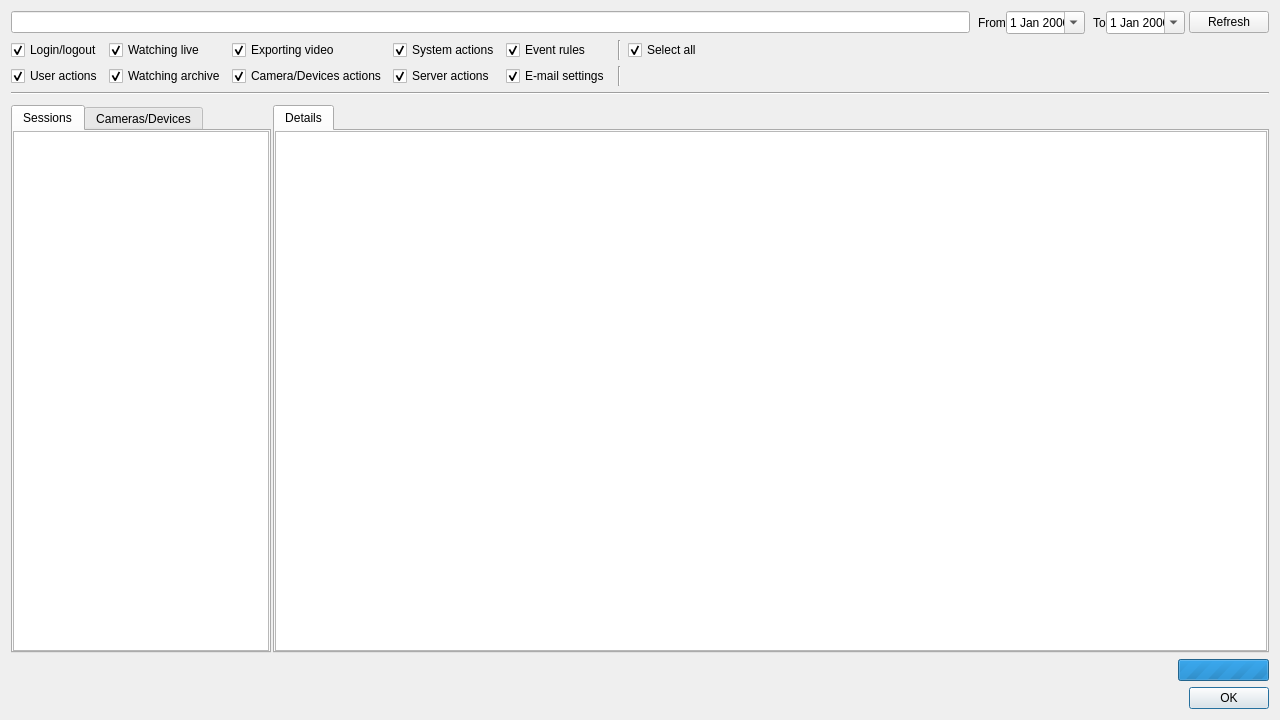
networkoptix/nx_open, file client/src/ui/dialogs/audit_log_dialog.ui: the form before one commit.
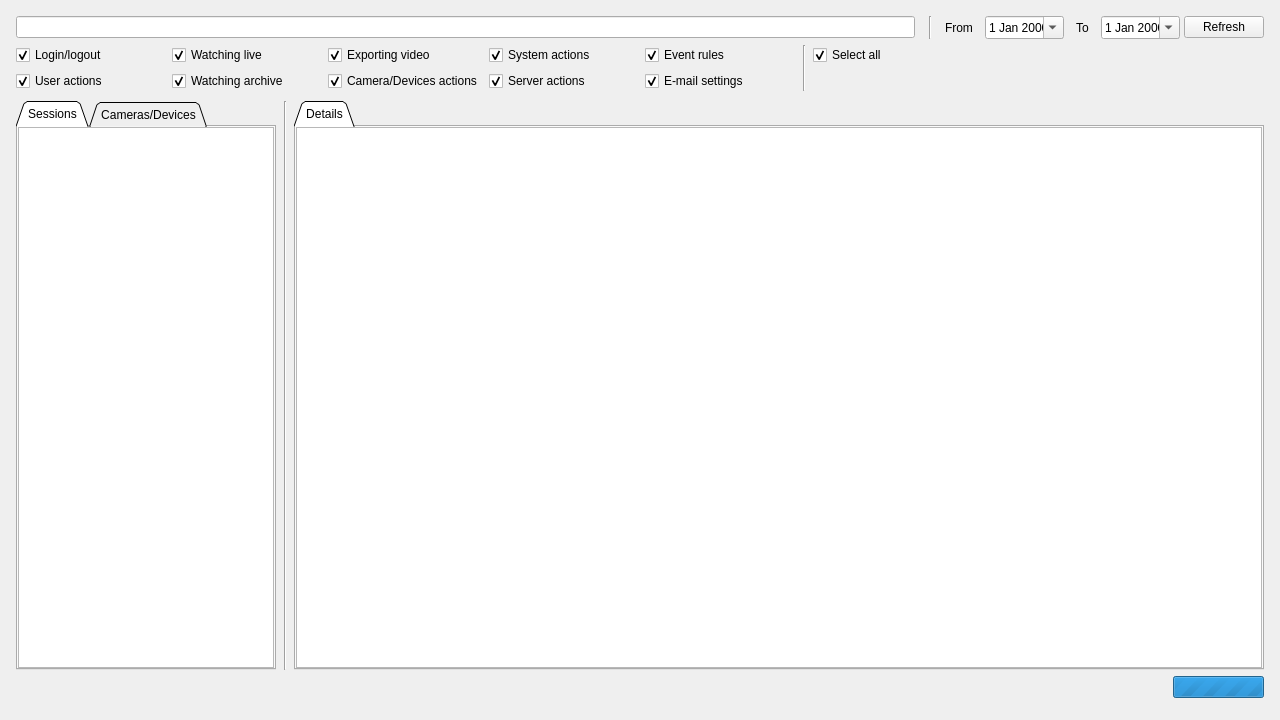
The form after the commit. Custom widgets are drawn as their Qt base class.

Commit message:
VMS-2269: Audit trail window restyling (part 1)
<==== Mercurial data ====>
Branch: dev_3.0.0_gui

```diff
--- a/client/src/ui/dialogs/audit_log_dialog.ui
+++ b/client/src/ui/dialogs/audit_log_dialog.ui
@@ -20,6 +20,18 @@
    <string>Audit Trail</string>
   </property>
   <layout class="QVBoxLayout" name="verticalLayout_4">
+   <property name="leftMargin">
+    <number>16</number>
+   </property>
+   <property name="topMargin">
+    <number>16</number>
+   </property>
+   <property name="rightMargin">
+    <number>16</number>
+   </property>
+   <property name="bottomMargin">
+    <number>16</number>
+   </property>
    <item>
     <layout class="QGridLayout" name="mainGridLayout">
      <property name="horizontalSpacing">
@@ -28,7 +40,7 @@
      <item row="0" column="0">
       <layout class="QGridLayout" name="gridLayout">
        <property name="horizontalSpacing">
-        <number>0</number>
+        <number>12</number>
        </property>
        <item row="0" column="3">
         <widget class="QDateEdit" name="dateEditFrom">
@@ -43,7 +55,7 @@
          </property>
         </widget>
        </item>
-       <item row="0" column="6">
+       <item row="0" column="5">
         <widget class="QDateEdit" name="dateEditTo">
          <property name="wrapping">
           <bool>false</bool>
@@ -57,53 +69,40 @@
         </widget>
        </item>
        <item row="0" column="2">
-        <widget class="QLabel" name="label_3">
+        <widget class="QLabel" name="labelFrom">
          <property name="text">
           <string>From</string>
          </property>
         </widget>
        </item>
-       <item row="0" column="5">
-        <widget class="QLabel" name="label_4">
-         <property name="text">
-          <string>To</string>
-         </property>
-        </widget>
-       </item>
        <item row="0" column="4">
-        <spacer name="horizontalSpacer_4">
-         <property name="orientation">
-          <enum>Qt::Horizontal</enum>
+        <widget class="QLabel" name="labelTo">
+         <property name="text">
+          <string>To</string>
          </property>
-         <property name="sizeType">
-          <enum>QSizePolicy::Fixed</enum>
-         </property>
-         <property name="sizeHint" stdset="0">
-          <size>
-           <width>8</width>
-           <height>20</height>
-          </size>
-         </property>
-        </spacer>
+        </widget>
        </item>
        <item row="0" column="0">
         <widget class="QLineEdit" name="filterLineEdit"/>
        </item>
        <item row="0" column="1">
-        <spacer name="horizontalSpacer">
-         <property name="orientation">
-          <enum>Qt::Horizontal</enum>
-         </property>
-         <property name="sizeType">
-          <enum>QSizePolicy::Fixed</enum>
-         </property>
-         <property name="sizeHint" stdset="0">
+        <widget class="Line" name="verticalLine_3">
+         <property name="minimumSize">
           <size>
-           <width>8</width>
-           <height>20</height>
+           <width>6</width>
+           <height>0</height>
           </size>
          </property>
-        </spacer>
+         <property name="frameShadow">
+          <enum>QFrame::Sunken</enum>
+         </property>
+         <property name="lineWidth">
+          <number>1</number>
+         </property>
+         <property name="orientation">
+          <enum>Qt::Vertical</enum>
+         </property>
+        </widget>
        </item>
       </layout>
      </item>
@@ -129,6 +128,18 @@
     <layout class="QGridLayout" name="gridLayout_2">
      <item row="1" column="0">
       <widget class="QCheckBox" name="checkBoxUsers">
+       <property name="sizePolicy">
+        <sizepolicy hsizetype="Minimum" vsizetype="Fixed">
+         <horstretch>0</horstretch>
+         <verstretch>0</verstretch>
+        </sizepolicy>
+       </property>
+       <property name="minimumSize">
+        <size>
+         <width>150</width>
+         <height>0</height>
+        </size>
+       </property>
        <property name="text">
         <string>User actions</string>
        </property>
@@ -139,6 +150,18 @@
      </item>
      <item row="1" column="1">
       <widget class="QCheckBox" name="checkBoxArchive">
+       <property name="sizePolicy">
+        <sizepolicy hsizetype="Minimum" vsizetype="Fixed">
+         <horstretch>0</horstretch>
+         <verstretch>0</verstretch>
+        </sizepolicy>
+       </property>
+       <property name="minimumSize">
+        <size>
+         <width>150</width>
+         <height>0</height>
+        </size>
+       </property>
        <property name="text">
         <string>Watching archive</string>
        </property>
@@ -149,6 +172,18 @@
      </item>
      <item row="0" column="2">
       <widget class="QCheckBox" name="checkBoxExport">
+       <property name="sizePolicy">
+        <sizepolicy hsizetype="Minimum" vsizetype="Fixed">
+         <horstretch>0</horstretch>
+         <verstretch>0</verstretch>
+        </sizepolicy>
+       </property>
+       <property name="minimumSize">
+        <size>
+         <width>150</width>
+         <height>0</height>
+        </size>
+       </property>
        <property name="text">
         <string>Exporting video</string>
        </property>
@@ -159,6 +194,18 @@
      </item>
      <item row="0" column="1">
       <widget class="QCheckBox" name="checkBoxLive">
+       <property name="sizePolicy">
+        <sizepolicy hsizetype="Minimum" vsizetype="Fixed">
+         <horstretch>0</horstretch>
+         <verstretch>0</verstretch>
+        </sizepolicy>
+       </property>
+       <property name="minimumSize">
+        <size>
+         <width>150</width>
+         <height>0</height>
+        </size>
+       </property>
        <property name="text">
         <string>Watching live</string>
        </property>
@@ -169,6 +216,18 @@
      </item>
      <item row="0" column="0">
       <widget class="QCheckBox" name="checkBoxLogin">
+       <property name="sizePolicy">
+        <sizepolicy hsizetype="Minimum" vsizetype="Fixed">
+         <horstretch>0</horstretch>
+         <verstretch>0</verstretch>
+        </sizepolicy>
+       </property>
+       <property name="minimumSize">
+        <size>
+         <width>150</width>
+         <height>0</height>
+        </size>
+       </property>
        <property name="text">
         <string>Login/logout</string>
        </property>
@@ -179,6 +238,18 @@
      </item>
      <item row="0" column="4">
       <widget class="QCheckBox" name="checkBoxBRules">
+       <property name="sizePolicy">
+        <sizepolicy hsizetype="Minimum" vsizetype="Fixed">
+         <horstretch>0</horstretch>
+         <verstretch>0</verstretch>
+        </sizepolicy>
+       </property>
+       <property name="minimumSize">
+        <size>
+         <width>150</width>
+         <height>0</height>
+        </size>
+       </property>
        <property name="text">
         <string>Event rules</string>
        </property>
@@ -189,6 +260,18 @@
      </item>
      <item row="1" column="3">
       <widget class="QCheckBox" name="checkBoxServers">
+       <property name="sizePolicy">
+        <sizepolicy hsizetype="Minimum" vsizetype="Fixed">
+         <horstretch>0</horstretch>
+         <verstretch>0</verstretch>
+        </sizepolicy>
+       </property>
+       <property name="minimumSize">
+        <size>
+         <width>150</width>
+         <height>0</height>
+        </size>
+       </property>
        <property name="text">
         <string>Server actions</string>
        </property>
@@ -199,6 +282,18 @@
      </item>
      <item row="1" column="4">
       <widget class="QCheckBox" name="checkBoxEmail">
+       <property name="sizePolicy">
+        <sizepolicy hsizetype="Minimum" vsizetype="Fixed">
+         <horstretch>0</horstretch>
+         <verstretch>0</verstretch>
+        </sizepolicy>
+       </property>
+       <property name="minimumSize">
+        <size>
+         <width>150</width>
+         <height>0</height>
+        </size>
+       </property>
        <property name="text">
         <string>E-mail settings</string>
        </property>
@@ -209,6 +304,18 @@
      </item>
      <item row="0" column="3">
       <widget class="QCheckBox" name="checkBoxSystem">
+       <property name="sizePolicy">
+        <sizepolicy hsizetype="Minimum" vsizetype="Fixed">
+         <horstretch>0</horstretch>
+         <verstretch>0</verstretch>
+        </sizepolicy>
+       </property>
+       <property name="minimumSize">
+        <size>
+         <width>150</width>
+         <height>0</height>
+        </size>
+       </property>
        <property name="text">
         <string>System actions</string>
        </property>
@@ -219,6 +326,18 @@
      </item>
      <item row="1" column="2">
       <widget class="QCheckBox" name="checkBoxCameras">
+       <property name="sizePolicy">
+        <sizepolicy hsizetype="Minimum" vsizetype="Fixed">
+         <horstretch>0</horstretch>
+         <verstretch>0</verstretch>
+        </sizepolicy>
+       </property>
+       <property name="minimumSize">
+        <size>
+         <width>150</width>
+         <height>0</height>
+        </size>
+       </property>
        <property name="text">
         <string notr="true">Camera/Devices actions</string>
        </property>
@@ -227,21 +346,14 @@
        </property>
       </widget>
      </item>
-     <item row="0" column="7">
-      <spacer name="horizontalSpacer_5">
-       <property name="orientation">
-        <enum>Qt::Horizontal</enum>
-       </property>
-       <property name="sizeHint" stdset="0">
-        <size>
-         <width>40</width>
-         <height>20</height>
-        </size>
-       </property>
-      </spacer>
-     </item>
      <item row="0" column="6">
       <widget class="QCheckBox" name="selectAllCheckBox">
+       <property name="sizePolicy">
+        <sizepolicy hsizetype="Minimum" vsizetype="Fixed">
+         <horstretch>0</horstretch>
+         <verstretch>0</verstretch>
+        </sizepolicy>
+       </property>
        <property name="text">
         <string>Select all</string>
        </property>
@@ -250,8 +362,21 @@
        </property>
       </widget>
      </item>
-     <item row="0" column="5">
-      <widget class="Line" name="line_2">
+     <item row="0" column="7" rowspan="2">
+      <spacer name="horizontalSpacer_5">
+       <property name="orientation">
+        <enum>Qt::Horizontal</enum>
+       </property>
+       <property name="sizeHint" stdset="0">
+        <size>
+         <width>40</width>
+         <height>20</height>
+        </size>
+       </property>
+      </spacer>
+     </item>
+     <item row="0" column="5" rowspan="2">
+      <widget class="Line" name="verticalLine">
        <property name="minimumSize">
         <size>
          <width>6</width>
@@ -269,28 +394,8 @@
        </property>
       </widget>
      </item>
-     <item row="1" column="5">
-      <widget class="Line" name="line_3">
-       <property name="minimumSize">
-        <size>
-         <width>6</width>
-         <height>0</height>
-        </size>
-       </property>
-       <property name="orientation">
-        <enum>Qt::Vertical</enum>
-       </property>
-      </widget>
-     </item>
     </layout>
    </item>
-   <item>
-    <widget class="Line" name="line">
-     <property name="orientation">
-      <enum>Qt::Horizontal</enum>
-     </property>
-    </widget>
-   </item>
    <item>
     <widget class="QStackedWidget" name="stackedWidget">
      <property name="sizePolicy">
@@ -303,9 +408,9 @@
       <number>0</number>
      </property>
      <widget class="QWidget" name="gridPage">
-      <layout class="QHBoxLayout" name="horizontalLayout_2" stretch="0,0">
+      <layout class="QHBoxLayout" name="horizontalLayout_2" stretch="0,0,0">
        <property name="spacing">
-        <number>2</number>
+        <number>6</number>
        </property>
        <property name="leftMargin">
         <number>0</number>
@@ -325,7 +430,7 @@
           <number>0</number>
          </property>
          <item>
-          <widget class="QTabWidget" name="tabWidget">
+          <widget class="QTabWidget" name="mainTabWidget">
            <property name="sizePolicy">
             <sizepolicy hsizetype="Fixed" vsizetype="Expanding">
              <horstretch>0</horstretch>
@@ -333,12 +438,12 @@
             </sizepolicy>
            </property>
            <property name="tabShape">
-            <enum>QTabWidget::Rounded</enum>
+            <enum>QTabWidget::Triangular</enum>
            </property>
            <property name="currentIndex">
             <number>0</number>
            </property>
-           <widget class="QWidget" name="tab">
+           <widget class="QWidget" name="sessionsTab">
             <property name="sizePolicy">
              <sizepolicy hsizetype="Preferred" vsizetype="Preferred">
               <horstretch>0</horstretch>
@@ -365,7 +470,7 @@
               <number>0</number>
              </property>
              <item>
-              <widget class="QnTableView" name="gridMaster">
+              <widget class="QnCheckableTableView" name="gridMaster">
                <property name="sizePolicy">
                 <sizepolicy hsizetype="Fixed" vsizetype="Expanding">
                  <horstretch>0</horstretch>
@@ -378,38 +483,26 @@
                <property name="contextMenuPolicy">
                 <enum>Qt::CustomContextMenu</enum>
                </property>
-               <property name="horizontalScrollBarPolicy">
-                <enum>Qt::ScrollBarAlwaysOff</enum>
-               </property>
-               <property name="editTriggers">
-                <set>QAbstractItemView::NoEditTriggers</set>
-               </property>
                <property name="alternatingRowColors">
                 <bool>true</bool>
                </property>
                <property name="selectionBehavior">
                 <enum>QAbstractItemView::SelectRows</enum>
                </property>
+               <property name="showGrid">
+                <bool>false</bool>
+               </property>
                <property name="sortingEnabled">
                 <bool>true</bool>
                </property>
-               <attribute name="horizontalHeaderStretchLastSection">
-                <bool>false</bool>
-               </attribute>
                <attribute name="verticalHeaderVisible">
                 <bool>false</bool>
                </attribute>
-               <attribute name="verticalHeaderShowSortIndicator" stdset="0">
-                <bool>true</bool>
-               </attribute>
-               <attribute name="verticalHeaderStretchLastSection">
-                <bool>false</bool>
-               </attribute>
               </widget>
              </item>
             </layout>
            </widget>
-           <widget class="QWidget" name="tab_2">
+           <widget class="QWidget" name="camerasTab">
             <property name="sizePolicy">
              <sizepolicy hsizetype="Expanding" vsizetype="Preferred">
               <horstretch>0</horstretch>
@@ -436,7 +529,7 @@
               <number>0</number>
              </property>
              <item>
-              <widget class="QnTableView" name="gridCameras">
+              <widget class="QnCheckableTableView" name="gridCameras">
                <property name="sizePolicy">
                 <sizepolicy hsizetype="Fixed" vsizetype="Expanding">
                  <horstretch>0</horstretch>
@@ -467,6 +560,9 @@
                <property name="selectionBehavior">
                 <enum>QAbstractItemView::SelectRows</enum>
                </property>
+               <property name="showGrid">
+                <bool>false</bool>
+               </property>
                <property name="sortingEnabled">
                 <bool>true</bool>
                </property>
@@ -490,17 +586,39 @@
          </item>
         </layout>
        </item>
+       <item>
+        <widget class="Line" name="verticalLine_2">
+         <property name="minimumSize">
+          <size>
+           <width>6</width>
+           <height>0</height>
+          </size>
+         </property>
+         <property name="frameShadow">
+          <enum>QFrame::Sunken</enum>
+         </property>
+         <property name="lineWidth">
+          <number>1</number>
+         </property>
+         <property name="orientation">
+          <enum>Qt::Vertical</enum>
+         </property>
+        </widget>
+       </item>
        <item>
         <layout class="QVBoxLayout" name="verticalLayout_3">
          <property name="spacing">
           <number>0</number>
          </property>
          <item>
-          <widget class="QTabWidget" name="tabWidget_2">
+          <widget class="QTabWidget" name="detailsTabWidget">
+           <property name="tabShape">
+            <enum>QTabWidget::Triangular</enum>
+           </property>
            <property name="currentIndex">
             <number>0</number>
            </property>
-           <widget class="QWidget" name="tab_3">
+           <widget class="QWidget" name="detailsTab">
             <attribute name="title">
              <string>Details</string>
             </attribute>
@@ -537,6 +655,9 @@
                <property name="selectionBehavior">
                 <enum>QAbstractItemView::SelectRows</enum>
                </property>
+               <property name="showGrid">
+                <bool>false</bool>
+               </property>
                <attribute name="verticalHeaderVisible">
                 <bool>false</bool>
                </attribute>
@@ -602,7 +723,7 @@
    <item>
     <widget class="QDialogButtonBox" name="buttonBox">
      <property name="standardButtons">
-      <set>QDialogButtonBox::Ok</set>
+      <set>QDialogButtonBox::NoButton</set>
      </property>
     </widget>
    </item>
@@ -610,9 +731,9 @@
  </widget>
  <customwidgets>
   <customwidget>
-   <class>QnTableView</class>
+   <class>QnCheckableTableView</class>
    <extends>QTableView</extends>
-   <header location="global">ui/widgets/common/table_view.h</header>
+   <header location="global">ui/widgets/common/checkable_table_view.h</header>
   </customwidget>
  </customwidgets>
  <tabstops>
@@ -631,9 +752,9 @@
   <tabstop>checkBoxCameras</tabstop>
   <tabstop>checkBoxServers</tabstop>
   <tabstop>checkBoxEmail</tabstop>
-  <tabstop>tabWidget</tabstop>
+  <tabstop>mainTabWidget</tabstop>
   <tabstop>gridMaster</tabstop>
-  <tabstop>tabWidget_2</tabstop>
+  <tabstop>detailsTabWidget</tabstop>
   <tabstop>gridDetails</tabstop>
   <tabstop>gridCameras</tabstop>
  </tabstops>
```
The commit also changes 2 other files.
